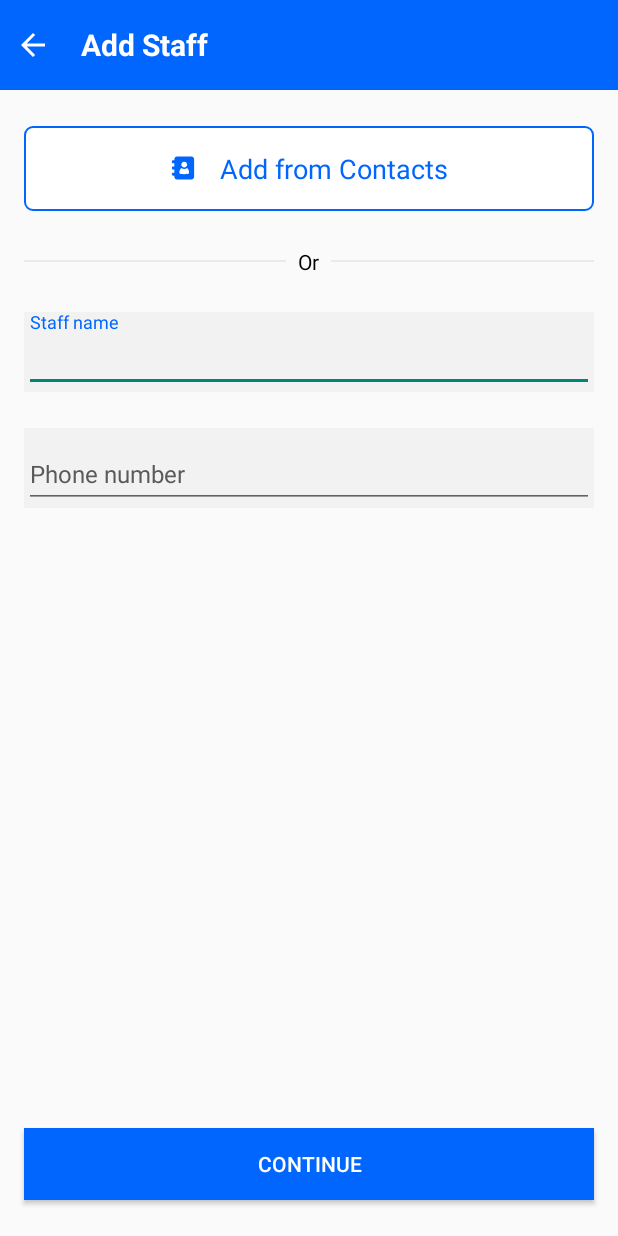
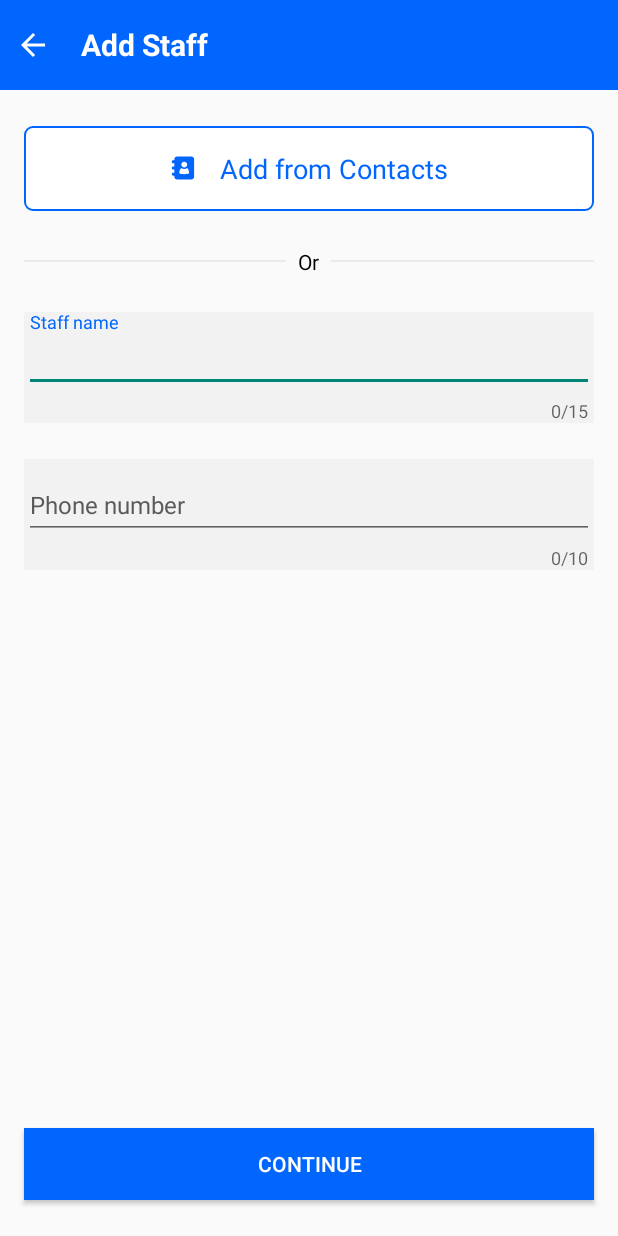
Before and after one commit to Tejeet/Carbon_PagarBook, an Android app: the AddStaffActivity screen opened directly, with no data from a screen before it, on a phone screen of 412 x 824 dp. Run offline under Robolectric (Android 15) with nearby library versions, the phone set to English and light mode, and no system bars.

Commit message:
added add staff activities

```diff
--- a/PagarBook/app/src/main/res/drawable-v24/ic_logout.xml
+++ b/PagarBook/app/src/main/res/drawable-v24/ic_logout.xml
@@ -8,16 +8,16 @@
     android:viewportHeight="32">
     <path
         android:fillAlpha="0.06"
-        android:fillColor="#0070fd"
+        android:fillColor="@color/design_default_color_error"
         android:pathData="M9.143,0L22.857,0A9.143,9.143 0,0 1,32 9.143L32,22.857A9.143,9.143 0,0 1,22.857 32L9.143,32A9.143,9.143 0,0 1,0 22.857L0,9.143A9.143,9.143 0,0 1,9.143 0z"
         android:strokeAlpha="0.06" />
     <group>
         <clip-path android:pathData="M9.143,0L22.857,0A9.143,9.143 0,0 1,32 9.143L32,22.857A9.143,9.143 0,0 1,22.857 32L9.143,32A9.143,9.143 0,0 1,0 22.857L0,9.143A9.143,9.143 0,0 1,9.143 0z" />
         <path
-            android:fillColor="#0070fd"
+            android:fillColor="@color/design_default_color_error"
             android:pathData="M19.6638,13.5196L18.7057,13.5196L18.7057,10.037L12.4739,10.037C13.2806,10.5078 13.9255,10.9182 14.6025,11.2651C15.0329,11.4864 15.1756,11.7836 15.1718,12.2588C15.1524,14.412 15.1634,16.5657 15.1634,18.7192C15.1634,18.9872 15.1634,19.2552 15.1634,19.5595L18.6756,19.5595L18.6756,16.8733L19.6608,16.8733C19.6608,17.9559 19.6764,19.0156 19.6532,20.0745C19.6439,20.5007 19.3238,20.6017 18.9524,20.5995C17.9426,20.5938 16.9329,20.5971 15.9215,20.5968L15.1601,20.5968C15.1601,21.2005 15.1765,21.7566 15.1557,22.3112C15.1317,22.9542 14.8181,23.1359 14.265,22.8229C12.97,22.0901 11.6751,21.3568 10.4039,20.5834C10.206,20.4631 10.0218,20.1318 10.0202,19.8965C9.9967,16.4888 10.0085,13.0807 10,9.6727C10,9.1845 10.2183,9 10.676,9C13.4389,9.0051 16.2017,9.0059 18.9644,9.0025C19.3342,9.0025 19.6521,9.0982 19.6575,9.5319C19.6747,10.8435 19.6638,12.1553 19.6638,13.5196Z" />
         <path
-            android:fillColor="#0070fd"
+            android:fillColor="@color/design_default_color_error"
             android:pathData="M20.6771,15.8881C19.8347,15.8881 19.0768,15.8938 18.3195,15.8862C17.6864,15.8799 17.3242,15.6133 17.3722,15.1682C17.4317,14.6142 17.8214,14.4807 18.3053,14.4859C19.0648,14.4938 19.8243,14.4881 20.6763,14.4881C20.6763,14.1085 20.6651,13.7625 20.679,13.4175C20.6995,12.9104 20.8908,12.7855 21.2794,13.0592C22.1224,13.6549 22.9471,14.2777 23.7759,14.8942C24.0368,15.0882 24.0426,15.3016 23.7759,15.4981C22.9283,16.1239 22.0839,16.7554 21.2254,17.3643C20.8706,17.6164 20.6927,17.4292 20.6796,17.0417C20.6681,16.6894 20.6771,16.3362 20.6771,15.8881Z" />
     </group>
 </vector>
--- a/PagarBook/app/src/main/res/layout/activity_add_staff.xml
+++ b/PagarBook/app/src/main/res/layout/activity_add_staff.xml
@@ -118,6 +118,8 @@
                 android:layout_marginLeft="16dp"
                 android:layout_marginTop="24dp"
                 android:layout_marginRight="16dp"
+                app:counterMaxLength="15"
+                app:counterEnabled="true"
                 android:background="#f2f2f2"
                 android:hint="Staff name"
                 app:layout_constraintTop_toBottomOf="@+id/til_amount">
@@ -137,6 +139,8 @@
                 style="@style/text_input_for_add_staff_name"
                 android:layout_width="match_parent"
                 android:layout_height="wrap_content"
+                app:counterMaxLength="10"
+                app:counterEnabled="true"
                 android:layout_marginLeft="16dp"
                 android:layout_marginTop="24dp"
                 android:background="#f2f2f2"
--- a/PagarBook/app/src/main/res/layout/activity_opening_balance.xml
+++ b/PagarBook/app/src/main/res/layout/activity_opening_balance.xml
@@ -153,7 +153,6 @@
         android:layout_marginTop="24dp"
         android:layout_marginRight="16dp"
         android:layout_marginBottom="24dp"
-
         android:background="@color/light_blue"
         android:textColor="@color/white"
         android:text="Continue" />
```
Also changed, not shown: 34 other files.
